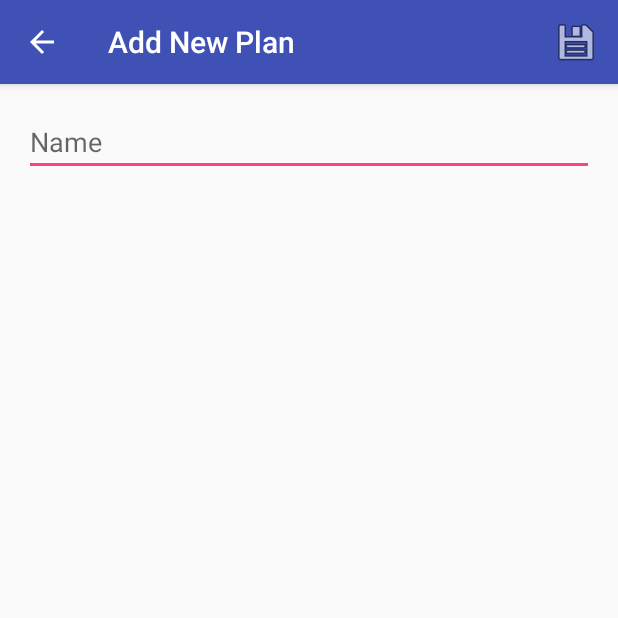
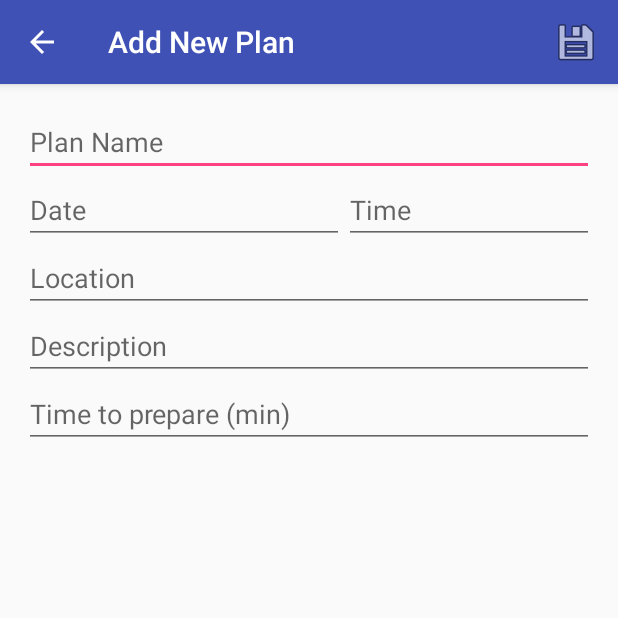
Before and after one commit to GO-HACKATHON/YourPlan, an Android app: the screen it shows after launch (CrudActivity), after a tap on an icon or button, on a phone screen of 412 x 824 dp, the top half of it. Run offline under Robolectric (Android 15) with nearby library versions, the phone set to English and light mode, and no system bars.

Commit message:
Second Commit
Comit Yeyeyey

```diff
--- a/app/src/main/AndroidManifest.xml
+++ b/app/src/main/AndroidManifest.xml
@@ -28,5 +28,5 @@
                 android:value="com.example.user.myapplication.ListPlanner"></meta-data>
         </activity>
     </application>
-
+    <uses-permission android:name="android.permission.INTERNET" />
 </manifest>
--- /dev/null
+++ b/app/src/main/java/com/example/user/myapplication/HttpHandler.java
@@ -0,0 +1,58 @@
+package com.example.user.myapplication;
+
+/**
+ * Created by Immanuel on 25/03/2017.
+ */
+
+import java.io.BufferedInputStream;
+import java.io.BufferedReader;
+import java.io.IOException;
+import java.io.InputStream;
+import java.io.InputStreamReader;
+import java.net.HttpURLConnection;
+import java.net.URL;
+
+public class HttpHandler {
+    public HttpHandler()
+    {}
+
+    public String makeCallService(String reqUrl)
+    {
+        String response = "response";
+        try
+        {
+            URL url = new URL(reqUrl);
+            HttpURLConnection httpConn = (HttpURLConnection) url.openConnection();
+
+            // Read The Response
+            InputStream in = new BufferedInputStream(httpConn.getInputStream());
+            response = convertStreamToString(in);
+        }
+        catch (Exception e) { return e.getMessage(); }
+        return response;
+    }
+
+    private String convertStreamToString(InputStream in) {
+        BufferedReader reader = new BufferedReader(new InputStreamReader(in));
+        StringBuilder sb = new StringBuilder();
+
+        String line;
+        try {
+            while ((line = reader.readLine()) != null)
+            {
+                sb.append(line).append('\n');
+            }
+        } catch (IOException e) {
+            e.printStackTrace();
+        }
+        finally
+        {
+            try
+            {
+                in.close();
+            }
+            catch (Exception e) { e.printStackTrace(); }
+        }
+        return sb.toString();
+    }
+}
--- a/app/src/main/java/com/example/user/myapplication/ListPlanner.java
+++ b/app/src/main/java/com/example/user/myapplication/ListPlanner.java
@@ -1,28 +1,48 @@
 package com.example.user.myapplication;
 
+import android.app.ProgressDialog;
 import android.content.Intent;
+import android.os.AsyncTask;
 import android.os.Bundle;
 import android.support.design.widget.FloatingActionButton;
-import android.support.design.widget.Snackbar;
 import android.support.v7.app.AppCompatActivity;
 import android.support.v7.widget.Toolbar;
-import android.view.View;
+import android.util.Log;
 import android.view.Menu;
 import android.view.MenuItem;
+import android.view.View;
+import android.widget.BaseAdapter;
+import android.widget.ListView;
+import android.widget.SimpleAdapter;
+import android.widget.Toast;
 
-public class ListPlanner extends AppCompatActivity {
+import org.json.JSONArray;
+import org.json.JSONObject;
+
+import java.util.ArrayList;
+import java.util.HashMap;
+
+public class ListPlanner extends AppCompatActivity
+{
+    private ProgressDialog pDialog;
+    private ListView listView = null;
+    private static ArrayList<HashMap<String, String>> listItem;
+    BaseAdapter listAdapter;
 
     @Override
-    protected void onCreate(Bundle savedInstanceState) {
+    protected void onCreate(Bundle savedInstanceState)
+    {
         super.onCreate(savedInstanceState);
         setContentView(R.layout.activity_list_planner);
         Toolbar toolbar = (Toolbar) findViewById(R.id.toolbar);
         setSupportActionBar(toolbar);
 
         FloatingActionButton fab = (FloatingActionButton) findViewById(R.id.fab);
-        fab.setOnClickListener(new View.OnClickListener() {
+        fab.setOnClickListener(new View.OnClickListener()
+        {
             @Override
-            public void onClick(View view) {
+            public void onClick(View view)
+            {
 //                Snackbar.make(view, "Replace with your own action", Snackbar.LENGTH_LONG)
 //                        .setAction("Action", null).show();
                 Intent intent = new Intent(ListPlanner.this, CrudActivity.class);
@@ -30,27 +50,109 @@ public class ListPlanner extends AppCompatActivity {
             }
         });
 
+        listItem = new ArrayList<>();
+        listView = (ListView)findViewById(R.id.listView);
+        listAdapter = new SimpleAdapter(
+                ListPlanner.this,
+                listItem,
+                R.layout.singleplan,
+                new String[] {"plan_name", "date", "time"},
+                new int[] {R.id.plan_name, R.id.date, R.id.time});
+        listView.setAdapter(listAdapter);
+
+        new GetData().execute();
     }
 
     @Override
-    public boolean onCreateOptionsMenu(Menu menu) {
+    public boolean onCreateOptionsMenu(Menu menu)
+    {
         // Inflate the menu; this adds items to the action bar if it is present.
         getMenuInflater().inflate(R.menu.menu_list_planner, menu);
         return true;
     }
 
     @Override
-    public boolean onOptionsItemSelected(MenuItem item) {
+    public boolean onOptionsItemSelected(MenuItem item)
+    {
         // Handle action bar item clicks here. The action bar will
         // automatically handle clicks on the Home/Up button, so long
         // as you specify a parent activity in AndroidManifest.xml.
         int id = item.getItemId();
 
         //noinspection SimplifiableIfStatement
-        if (id == R.id.action_settings) {
+        if (id == R.id.action_settings)
+        {
             return true;
         }
 
         return super.onOptionsItemSelected(item);
     }
+
+    class GetData extends AsyncTask<Void, Void, Void>
+    {
+        @Override
+        protected void onPreExecute()
+        {
+            super.onPreExecute();
+            pDialog = new ProgressDialog(ListPlanner.this);
+            pDialog.setMessage("Please wait...");
+            pDialog.setCancelable(true);
+            pDialog.show();
+            listItem.clear();
+        }
+
+        @Override
+        protected void onPostExecute(Void aVoid)
+        {
+            super.onPostExecute(aVoid);
+            if (pDialog.isShowing())
+                pDialog.dismiss();
+            listAdapter.notifyDataSetChanged();
+        }
+
+        String jsonStr = "";
+        @Override
+        protected Void doInBackground(Void... params)
+        {
+            HttpHandler httpHandler = new HttpHandler();
+            jsonStr = httpHandler.makeCallService(getResources().getString(R.string.main_url) + ":8000/api/plan");
+
+            if (jsonStr != null)
+            {
+                try
+                {
+                    JSONArray jArray = new JSONArray(jsonStr);
+                    for (int i = 0; i < jArray.length(); i++)
+                    {
+                        JSONObject jObj = jArray.getJSONObject(i);
+                        String plan_name = jObj.getString("plan_name");
+                        String date = jObj.getString("date");
+                        String time = jObj.getString("time");
+
+                        HashMap<String, String> hashMap = new HashMap<>();
+                        hashMap.put("plan_name", plan_name);
+                        hashMap.put("date", date + " - ");
+                        hashMap.put("time", time);
+
+                        listItem.add(hashMap);
+                    }
+                }
+                catch (Exception e)
+                {
+                    e.printStackTrace();
+                }
+            }
+            else
+            {
+                runOnUiThread(new Runnable()
+                {
+                    @Override
+                    public void run() {
+                        Toast.makeText(getApplicationContext(), "Gagal Mendapatkan Data JSON Dari Server!", Toast.LENGTH_SHORT).show();
+                    }
+                });
+            }
+            return null;
+        }
+    }
 }
--- a/app/src/main/res/layout/content_crud.xml
+++ b/app/src/main/res/layout/content_crud.xml
@@ -15,12 +15,69 @@
     <EditText
         android:layout_width="wrap_content"
         android:layout_height="wrap_content"
-        android:id="@+id/editText"
+        android:id="@+id/name_field"
         android:layout_alignParentTop="true"
         android:layout_alignParentRight="true"
         android:layout_alignParentEnd="true"
         android:layout_alignParentLeft="true"
         android:layout_alignParentStart="true"
-        android:hint="Name" />
+        android:hint="Plan Name" />
+
+    <EditText
+        android:layout_width="wrap_content"
+        android:layout_height="wrap_content"
+        android:inputType="date"
+        android:ems="10"
+        android:id="@+id/date_field"
+        android:hint="Date"
+        android:layout_below="@+id/name_field"
+        android:layout_alignParentLeft="true"
+        android:layout_alignParentStart="true" />
+
+    <EditText
+        android:layout_width="wrap_content"
+        android:layout_height="wrap_content"
+        android:inputType="time"
+        android:ems="10"
+        android:id="@+id/time_"
+        android:hint="Time"
+        android:layout_below="@+id/name_field"
+        android:layout_toRightOf="@+id/date_field"
+        android:layout_toEndOf="@+id/date_field" />
+
+    <EditText
+        android:layout_width="wrap_content"
+        android:layout_height="wrap_content"
+        android:id="@+id/editText"
+        android:layout_below="@+id/date_field"
+        android:layout_alignParentLeft="true"
+        android:layout_alignParentStart="true"
+        android:layout_alignRight="@+id/time_"
+        android:layout_alignEnd="@+id/time_"
+        android:hint="Location" />
+
+    <EditText
+        android:layout_width="wrap_content"
+        android:layout_height="wrap_content"
+        android:id="@+id/editText2"
+        android:layout_below="@+id/editText"
+        android:layout_alignParentLeft="true"
+        android:layout_alignParentStart="true"
+        android:layout_alignRight="@+id/time_"
+        android:layout_alignEnd="@+id/time_"
+        android:hint="Description" />
+
+    <EditText
+        android:layout_width="wrap_content"
+        android:layout_height="wrap_content"
+        android:inputType="number"
+        android:ems="10"
+        android:id="@+id/editText3"
+        android:layout_below="@+id/editText2"
+        android:layout_alignParentLeft="true"
+        android:layout_alignParentStart="true"
+        android:layout_alignRight="@+id/time_"
+        android:layout_alignEnd="@+id/time_"
+        android:hint="Time to prepare (min)"/>
 
 </RelativeLayout>
--- a/app/src/main/res/values/strings.xml
+++ b/app/src/main/res/values/strings.xml
@@ -3,4 +3,5 @@
     <string name="crud">Add New Plan</string>
     <string name="action_settings">Settings</string>
     <string name="action_saveplan">Save</string>
+    <string name="main_url">http://10.17.10.133</string>
 </resources>
```
Also changed, not shown: app/build.gradle (+5 -6 lines), app/src/main/java/com/example/user/myapplication/CrudActivity.java (+7 -3 lines), app/src/main/res/layout/content_list_planner.xml (+2 -6 lines), app/src/main/res/layout/singleplan.xml (+18 -6 lines).
